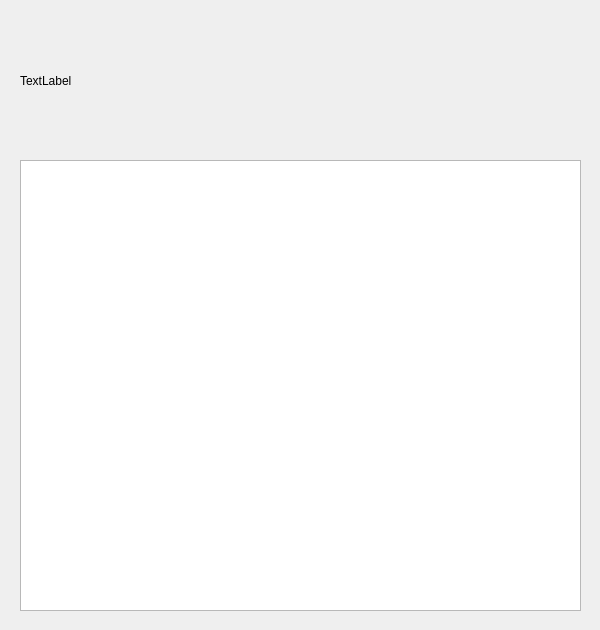
First picture: the form in Source/Tools/CrashReportClient/CrashReportClient.ui, repository 343234064/RealTimeRender, before the edit.
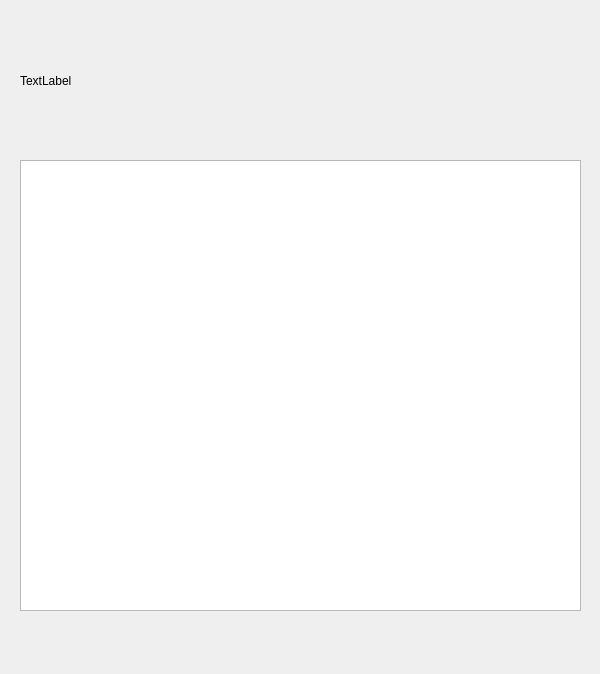
Second picture: the form after the edit.

```diff
--- a/Source/Tools/CrashReportClient/CrashReportClient.ui
+++ b/Source/Tools/CrashReportClient/CrashReportClient.ui
@@ -7,7 +7,7 @@
     <x>0</x>
     <y>0</y>
     <width>600</width>
-    <height>630</height>
+    <height>674</height>
    </rect>
   </property>
   <property name="windowTitle">
```
Left out of the diff: 6 changed lines with no effect on the pictures.
